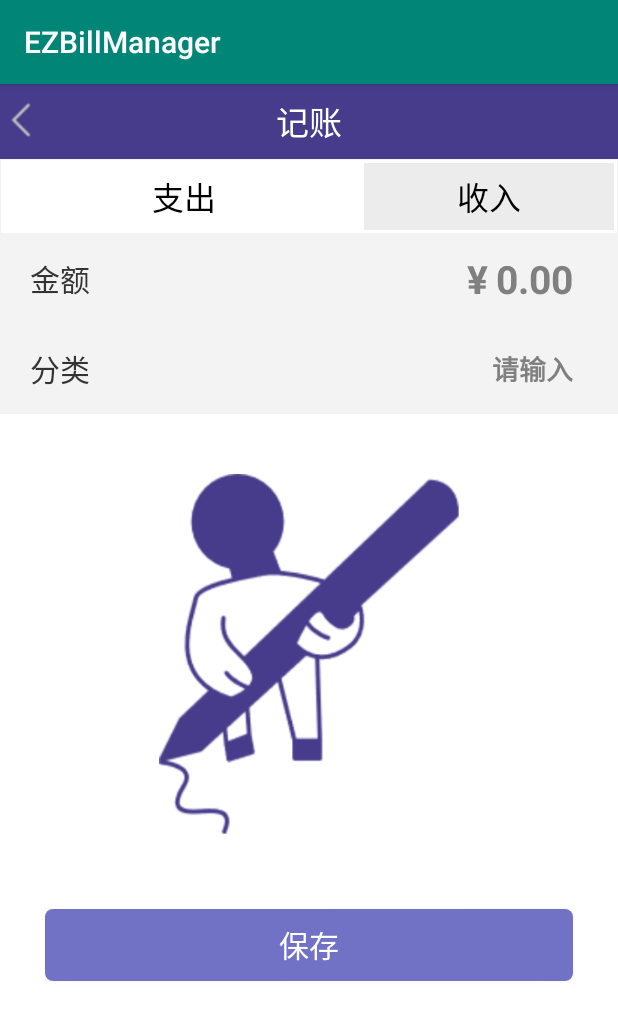
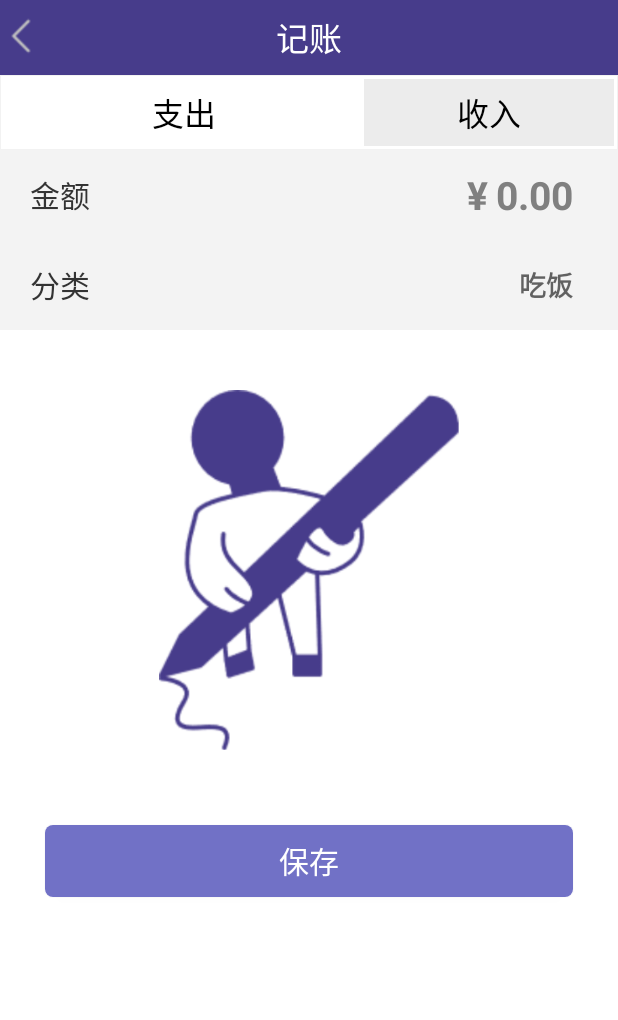
Before and after one commit to 745745/2020android, an Android app: the Account screen opened directly, with no data from a screen before it, on a phone screen of 412 x 824 dp. Shown: the top 1020 px of the screen. Run offline under Robolectric (Android 15) with nearby library versions, the phone set to English and light mode, and no system bars.

Commit message:
美观性问题
我真的不改了

```diff
--- a/app/src/main/res/layout/activity_account.xml
+++ b/app/src/main/res/layout/activity_account.xml
@@ -121,14 +121,13 @@
                     android:layout_height="wrap_content"
                     android:layout_marginRight="30dp"
                     android:layout_alignParentRight="true"
-                    android:text="请输入"
                     android:maxLength="5"
                     android:textColor="#808080"
                     android:textStyle="bold"
                     android:gravity="right|center"
                     android:layout_centerVertical="true"
                     android:textSize="18dp"
-                    android:hint="0.00"
+                    android:hint="吃饭"
                     android:singleLine="true"
                     android:background="@null"/>
 
--- a/app/src/main/res/values/styles.xml
+++ b/app/src/main/res/values/styles.xml
@@ -1,7 +1,7 @@
 <resources>
 
     <!-- Base application theme. -->
-    <style name="AppTheme" parent="Theme.AppCompat.Light.DarkActionBar">
+    <style name="AppTheme" parent="Theme.AppCompat.Light.NoActionBar">
         <!-- Customize your theme here. -->
         <item name="colorPrimary">@color/colorPrimary</item>
         <item name="colorPrimaryDark">@color/colorPrimaryDark</item>
```
